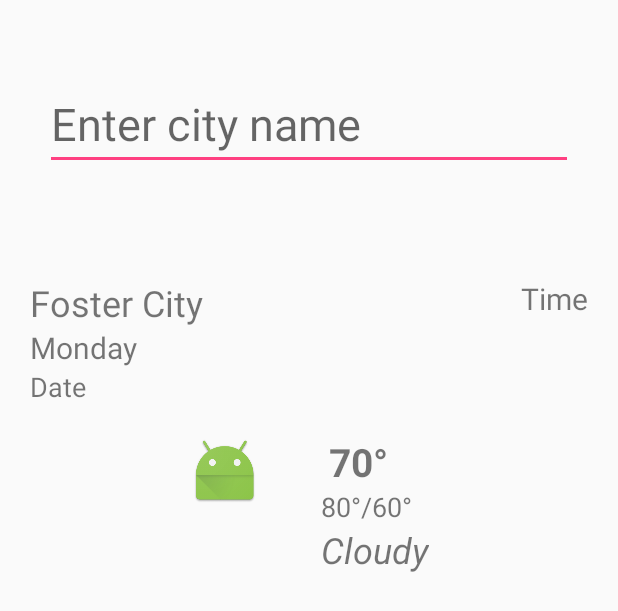
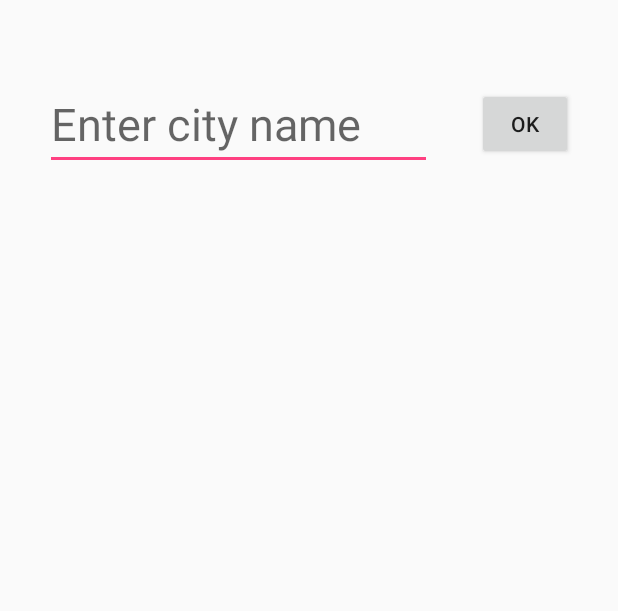
Before and after one commit to DollyBansal/Clima, an Android app: the layout activity_main.xml on its own in the app's theme, with its tools: preview values and no code run, on a phone screen of 412 x 824 dp. Shown: the top 611 px of the screen. Run offline under Robolectric (Android 15) with nearby library versions, the phone set to English and light mode, and no system bars.

Commit message:
Adding JSONService

```diff
--- a/app/src/main/res/layout/activity_main.xml
+++ b/app/src/main/res/layout/activity_main.xml
@@ -1,6 +1,5 @@
 <?xml version="1.0" encoding="utf-8"?>
 <LinearLayout xmlns:android="http://schemas.android.com/apk/res/android"
-    xmlns:app="http://schemas.android.com/apk/res-auto"
     android:layout_width="match_parent"
     android:layout_height="match_parent"
     android:orientation="vertical">
@@ -10,15 +9,26 @@
         android:layout_height="match_parent"
         android:layout_weight=".8"
         android:gravity="center"
-        android:orientation="vertical">
+        android:orientation="horizontal">
 
         <EditText
+            android:id="@+id/enter_city_name"
             android:layout_width="match_parent"
             android:layout_height="wrap_content"
             android:layout_marginLeft="30dp"
             android:layout_marginRight="30dp"
+            android:layout_weight=".8"
             android:hint="@string/enter_city_name"
             android:textSize="30sp" />
+
+        <Button
+            android:id="@+id/ok"
+            android:layout_width="wrap_content"
+            android:layout_height="wrap_content"
+            android:layout_marginRight="30dp"
+            android:layout_weight=".2"
+            android:text="OK" />
+
     </LinearLayout>
 
 
@@ -32,7 +42,6 @@
             android:id="@+id/city_name"
             android:layout_width="wrap_content"
             android:layout_height="wrap_content"
-            android:text="Foster City"
             android:textSize="24sp" />
 
         <TextView
@@ -40,7 +49,6 @@
             android:layout_width="wrap_content"
             android:layout_height="wrap_content"
             android:layout_below="@+id/city_name"
-            android:text="Monday"
             android:textSize="20sp" />
 
         <TextView
@@ -48,7 +56,6 @@
             android:layout_width="wrap_content"
             android:layout_height="wrap_content"
             android:layout_below="@id/day"
-            android:text="Date"
             android:textSize="18sp" />
 
         <TextView
@@ -56,7 +63,6 @@
             android:layout_width="wrap_content"
             android:layout_height="wrap_content"
             android:layout_alignParentRight="true"
-            android:text="Time"
             android:textSize="20sp" />
 
         <RelativeLayout
@@ -69,10 +75,9 @@
 
             <ImageView
                 android:id="@+id/weather_icon"
-                android:layout_width="wrap_content"
-                android:layout_height="wrap_content"
-                android:layout_marginRight="40dp"
-                app:srcCompat="@mipmap/ic_launcher" />
+                android:layout_width="100dp"
+                android:layout_height="100dp"
+                android:layout_marginRight="40dp" />
 
             <TextView
                 android:id="@+id/current_temperature"
@@ -81,7 +86,6 @@
                 android:layout_alignTop="@id/weather_icon"
                 android:layout_toRightOf="@id/weather_icon"
                 android:paddingLeft="5dp"
-                android:text="70°"
                 android:textSize="26sp"
                 android:textStyle="normal|bold" />
 
@@ -91,7 +95,6 @@
                 android:layout_height="wrap_content"
                 android:layout_below="@id/current_temperature"
                 android:layout_toRightOf="@id/weather_icon"
-                android:text="80°/"
                 android:textSize="18sp" />
 
             <TextView
@@ -100,7 +103,6 @@
                 android:layout_height="wrap_content"
                 android:layout_below="@id/current_temperature"
                 android:layout_toRightOf="@id/high_temperature"
-                android:text="60°"
                 android:textSize="18sp" />
 
             <TextView
@@ -109,7 +111,6 @@
                 android:layout_height="wrap_content"
                 android:layout_below="@id/high_temperature"
                 android:layout_toRightOf="@id/weather_icon"
-                android:text="Cloudy"
                 android:textSize="24sp"
                 android:textStyle="normal|italic" />
         </RelativeLayout>
--- a/app/src/main/res/values/strings.xml
+++ b/app/src/main/res/values/strings.xml
@@ -2,4 +2,5 @@
     <string name="app_name">Clima</string>
     <string name="enter_city_name">Enter city name</string>
     <string name="city_name"></string>
+    <string name="open_weather_maps_app_id">92a6296f9454be5cc4fdc04cd99d54e4</string>
 </resources>
```
Also changed, not shown: app/src/main/java/com/weather/clima/MainActivity.java (+118 -1 lines), app/src/main/java/com/weather/clima/Utils.java (added, +13 -0 lines), app/src/main/java/com/weather/clima/com/weather/clima/service/JSONClient.java (added, +53 -0 lines), app/src/main/java/com/weather/clima/com/weather/clima/service/JSONDataParser.java (added, +72 -0 lines).
